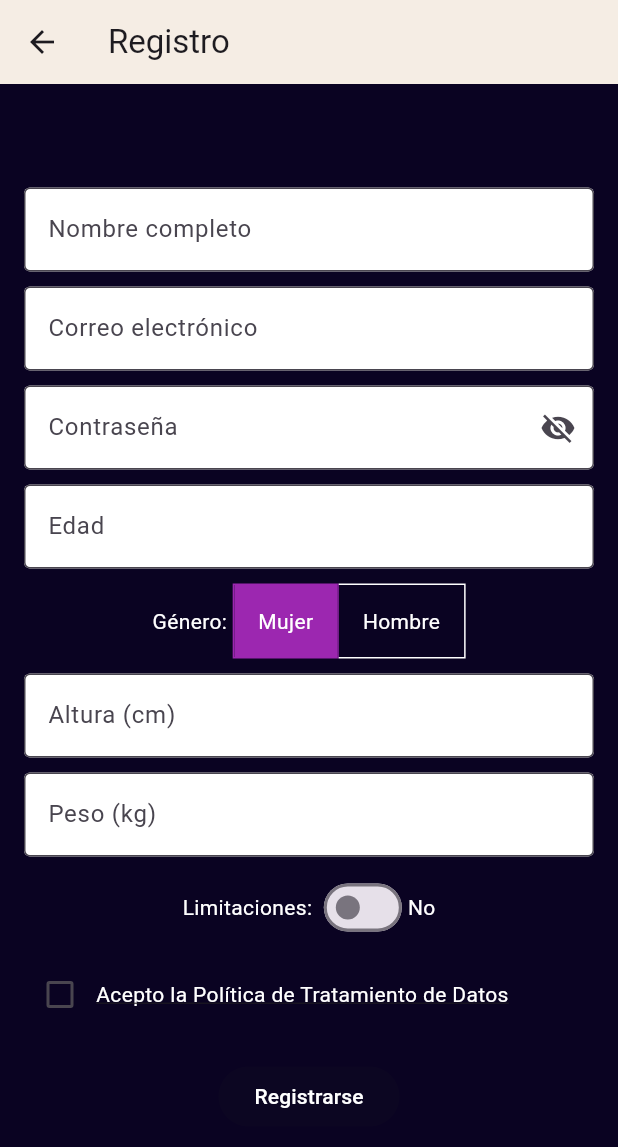
After one commit to Anndrea1707/AppGymFITGO, a Flutter app: the RegisterScreen screen opened directly, on a phone screen of 412 x 824 dp. The commit adds this screen. Shown: the top 1147 px of the screen. Run offline on Flutter 3.47's test engine with Material 3 defaults, Android fonts, the light colour scheme and no system bars; our stand-ins replace cloud_firestore, firebase_auth, firebase_core, flutter_local_notifications, flutter_rating_bar, permission_handler and 2 more; missing offline and left inert: clippy_flutter; accounts and stored records are empty; network calls fail.

Commit message:
Registro de clientes, perfil actualizado y demas detalles

```diff
--- a/lib/main.dart
+++ b/lib/main.dart
@@ -2,7 +2,6 @@ import 'package:flutter/material.dart';
 import 'package:gym_fitgo/screens/login_screen.dart'; // Importa la pantalla de login
 import 'services/notification_services.dart'; // Importa el servicio de notificaciones
 import 'package:firebase_core/firebase_core.dart';
-import 'package:firebase_auth/firebase_auth.dart';
 
 void main() async {
   WidgetsFlutterBinding.ensureInitialized();
@@ -11,11 +10,6 @@ void main() async {
   runApp(MyGymApp());
 }
 
-// Función para programar la notificación automática
-void _scheduleNotification() async {
-  await Future.delayed(Duration(seconds: 10)); // Retraso de 10 segundos
-  await mostrarNotificacion(); // Llama a la función para mostrar la notificación
-}
 
 class MyGymApp extends StatelessWidget {
   @override
--- a/lib/screens/gym_suvery_screen.dart
+++ b/lib/screens/gym_suvery_screen.dart
@@ -69,7 +69,7 @@ class _GymSurveyScreenState extends State<GymSurveyScreen> {
           icon: Icon(Icons.arrow_back, color: Colors.black),
           onPressed: () => Navigator.pop(context),
         ),
-        title: Text('Registra tus Datos'),
+        title: Text('Actualiza tus Datos'),
         centerTitle: true,
       ),
       body: Padding(
--- a/lib/screens/home_screen.dart
+++ b/lib/screens/home_screen.dart
@@ -12,11 +12,6 @@ class HomeScreen extends StatefulWidget {
   _HomeScreenState createState() => _HomeScreenState();
 }
 
-// Función para programar la notificación automática
-void _scheduleNotification() async {
-  await Future.delayed(Duration(seconds: 10)); // Retraso de 10 segundos
-  await mostrarNotificacion(); // Llama a la función para mostrar la notificación
-}
 
 class _HomeScreenState extends State<HomeScreen> {
   CalendarFormat _calendarFormat = CalendarFormat.month;
--- /dev/null
+++ b/lib/screens/register_screen.dart
@@ -0,0 +1,253 @@
+import 'package:cloud_firestore/cloud_firestore.dart';
+import 'package:firebase_auth/firebase_auth.dart';
+import 'package:flutter/material.dart';
+import 'package:gym_fitgo/screens/login_screen.dart';
+
+class RegisterScreen extends StatefulWidget {
+  @override
+  _RegisterScreenState createState() => _RegisterScreenState();
+}
+
+class _RegisterScreenState extends State<RegisterScreen> {
+  final TextEditingController _nameController = TextEditingController();
+  final TextEditingController _emailController = TextEditingController();
+  final TextEditingController _passwordController = TextEditingController();
+  final TextEditingController _ageController = TextEditingController();
+  final TextEditingController _heightController = TextEditingController();
+  final TextEditingController _weightController = TextEditingController();
+  bool _isPasswordVisible = false;
+  bool _isFemale = true;
+  bool _hasLimitations = false;
+  bool _termsAccepted = false;
+
+  @override
+  Widget build(BuildContext context) {
+    return Scaffold(
+      resizeToAvoidBottomInset: true,
+      backgroundColor: Color(0xFF0a0322),
+      appBar: AppBar(
+        title: Text("Registro"),
+        backgroundColor: Color(0xFFF5EDE4),
+      ),
+      body: Center(
+        child: SingleChildScrollView(
+          child: Padding(
+            padding: const EdgeInsets.all(16.0),
+            child: Column(
+              children: [
+                TextField(
+                  controller: _nameController,
+                  decoration: InputDecoration(
+                    hintText: "Nombre completo",
+                    filled: true,
+                    fillColor: Colors.white,
+                    border: OutlineInputBorder(),
+                  ),
+                ),
+                SizedBox(height: 10),
+                TextField(
+                  controller: _emailController,
+                  decoration: InputDecoration(
+                    hintText: "Correo electrónico",
+                    filled: true,
+                    fillColor: Colors.white,
+                    border: OutlineInputBorder(),
+                  ),
+                ),
+                SizedBox(height: 10),
+                TextField(
+                  controller: _passwordController,
+                  obscureText: !_isPasswordVisible,
+                  decoration: InputDecoration(
+                    hintText: "Contraseña",
+                    filled: true,
+                    fillColor: Colors.white,
+                    border: OutlineInputBorder(),
+                    suffixIcon: IconButton(
+                      icon: Icon(
+                        _isPasswordVisible ? Icons.visibility : Icons.visibility_off,
+                      ),
+                      onPressed: () {
+                        setState(() {
+                          _isPasswordVisible = !_isPasswordVisible;
+                        });
+                      },
+                    ),
+                  ),
+                ),
+                SizedBox(height: 10),
+                TextField(
+                  controller: _ageController,
+                  keyboardType: TextInputType.number,
+                  decoration: InputDecoration(
+                    hintText: "Edad",
+                    filled: true,
+                    fillColor: Colors.white,
+                    border: OutlineInputBorder(),
+                  ),
+                ),
+                SizedBox(height: 10),
+                Row(
+                  mainAxisAlignment: MainAxisAlignment.center,
+                  children: [
+                    Text("Género: ", style: TextStyle(color: Colors.white)),
+                    ToggleButtons(
+                      borderColor: Colors.white,
+                      selectedBorderColor: Colors.purple,
+                      fillColor: Colors.purple,
+                      selectedColor: Colors.white,
+                      color: Colors.white,
+                      children: [
+                        Padding(
+                          padding: const EdgeInsets.symmetric(horizontal: 16.0),
+                          child: Text("Mujer"),
+                        ),
+                        Padding(
+                          padding: const EdgeInsets.symmetric(horizontal: 16.0),
+                          child: Text("Hombre"),
+                        ),
+                      ],
+                      isSelected: [_isFemale, !_isFemale],
+                      onPressed: (index) {
+                        setState(() {
+                          _isFemale = index == 0;
+                        });
+                      },
+                    ),
+                  ],
+                ),
+                SizedBox(height: 10),
+                TextField(
+                  controller: _heightController,
+                  keyboardType: TextInputType.number,
+                  decoration: InputDecoration(
+                    hintText: "Altura (cm)",
+                    filled: true,
+                    fillColor: Colors.white,
+                    border: OutlineInputBorder(),
+                  ),
+                ),
+                SizedBox(height: 10),
+                TextField(
+                  controller: _weightController,
+                  keyboardType: TextInputType.number,
+                  decoration: InputDecoration(
+                    hintText: "Peso (kg)",
+                    filled: true,
+                    fillColor: Colors.white,
+                    border: OutlineInputBorder(),
+                  ),
+                ),
+                SizedBox(height: 10),
+                Row(
+                  mainAxisAlignment: MainAxisAlignment.center,
+                  children: [
+                    Text("Limitaciones: ", style: TextStyle(color: Colors.white)),
+                    Switch(
+                      value: _hasLimitations,
+                      onChanged: (value) {
+                        setState(() {
+                          _hasLimitations = value;
+                        });
+                      },
+                    ),
+                    Text(_hasLimitations ? "Sí" : "No", style: TextStyle(color: Colors.white)),
+                  ],
+                ),
+                SizedBox(height: 10),
+                Row(
+                  children: [
+                    Checkbox(
+                      value: _termsAccepted,
+                      onChanged: (value) {
+                        setState(() {
+                          _termsAccepted = value ?? false;
+                        });
+                      },
+                    ),
+                    Expanded(
+                      child: GestureDetector(
+                        onTap: () {
+                          // Aquí puedes navegar a la política de tratamiento de datos
+                        },
+                        child: Text(
+                          "Acepto la Política de Tratamiento de Datos",
+                          style: TextStyle(
+                            color: Colors.white,
+                            decoration: TextDecoration.underline,
+                          ),
+                        ),
+                      ),
+                    ),
+                  ],
+                ),
+                SizedBox(height: 20),
+                ElevatedButton(
+                  onPressed: _termsAccepted ? _register : null,
+                  style: ElevatedButton.styleFrom(
+                    backgroundColor: _termsAccepted ? Colors.purple : Colors.grey,
+                  ),
+                  child: Text(
+                    "Registrarse",
+                    style: TextStyle(color: Colors.white),
+                  ),
+                ),
+              ],
+            ),
+          ),
+        ),
+      ),
+    );
+  }
+
+  void _register() async {
+    String name = _nameController.text.trim();
+    String email = _emailController.text.trim();
+    String password = _passwordController.text.trim();
+    String age = _ageController.text.trim();
+    String height = _heightController.text.trim();
+    String weight = _weightController.text.trim();
+    bool gender = _isFemale;
+    bool limitations = _hasLimitations;
+
+    if (name.isEmpty || email.isEmpty || password.isEmpty || age.isEmpty || height.isEmpty || weight.isEmpty) {
+      ScaffoldMessenger.of(context).showSnackBar(
+        SnackBar(content: Text("Por favor, complete todos los campos."), backgroundColor: Colors.red),
+      );
+      return;
+    }
+
+    if (password.length < 6) {
+      ScaffoldMessenger.of(context).showSnackBar(
+        SnackBar(content: Text("La contraseña debe tener al menos 6 caracteres."), backgroundColor: Colors.red),
+      );
+      return;
+    }
+
+    try {
+      UserCredential userCredential = await FirebaseAuth.instance.createUserWithEmailAndPassword(
+        email: email,
+        password: password,
+      );
+      await FirebaseFirestore.instance.collection('usuarios').doc(userCredential.user!.uid).set({
+        'name': name,
+        'email': email,
+        'password': password,
+        'age': int.parse(age),
+        'gender': gender,
+        'height': int.parse(height),
+        'weight': int.parse(weight),
+        'limitations': limitations,
+        'role': 'cliente',
+      });
+      ScaffoldMessenger.of(context).showSnackBar(
+        SnackBar(content: Text("Usuario registrado exitosamente."), backgroundColor: Colors.green),
+      );
+      Navigator.pushReplacement(context, MaterialPageRoute(builder: (context) => LoginScreen()));
+    } catch (e) {
+      ScaffoldMessenger.of(context).showSnackBar(
+        SnackBar(content: Text("Error al registrar usuario: $e"), backgroundColor: Colors.red),
+      );
+    }
+  }
+}
```
Also changed, not shown: lib/screens/beginner_routine_screen.dart (+2 -7 lines), lib/screens/login_screen.dart (+23 -1 lines), lib/screens/profile_screen.dart (+63 -116 lines), pubspec.yaml (+4 -3 lines), images/perfil.jpg (added), pubspec.lock, 257 other files.
